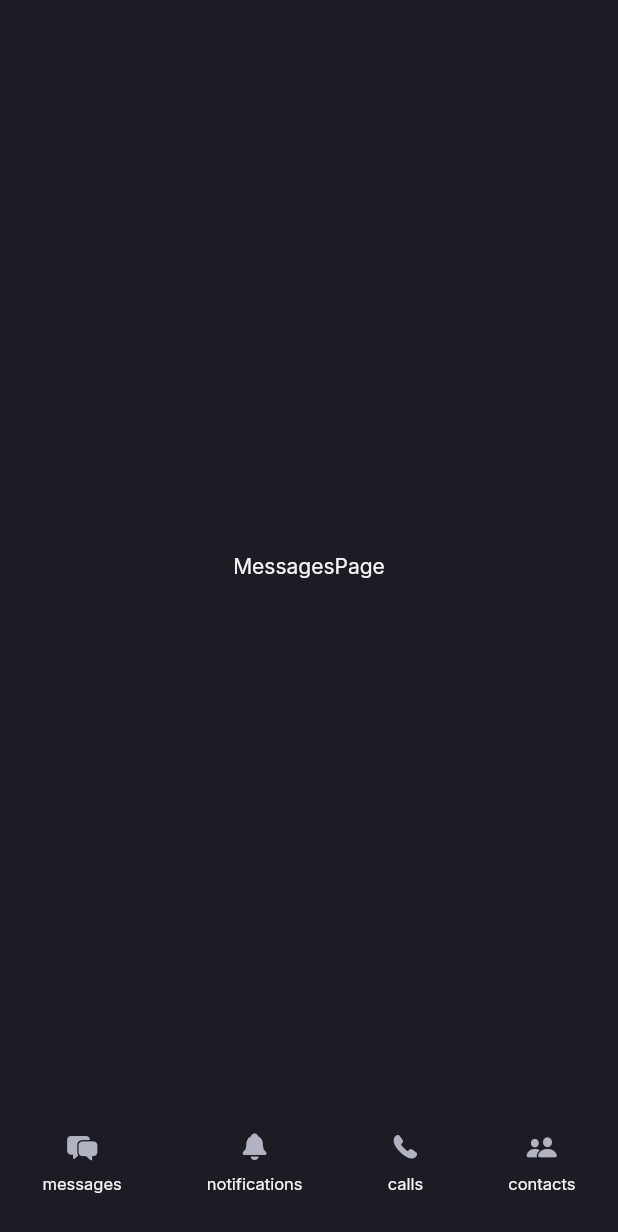
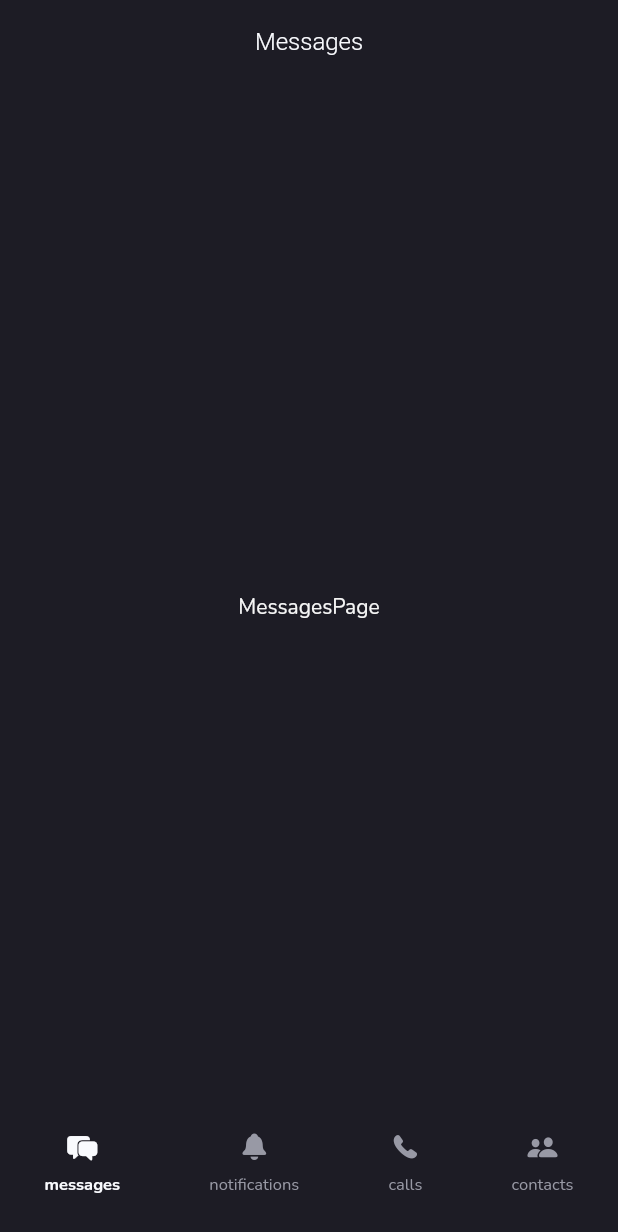
Before and after one commit to Shahadat-Hossain-Akash/texter, a Flutter app: the screen it shows after launch, on a phone screen of 412 x 824 dp. Shown: the top 1232 px of the screen. Run offline on Flutter 3.47's test engine with Material 2 defaults, Android fonts, the phone set to English and light mode, and no system bars; our stand-ins replace google_fonts.

Commit message:
Interface design

```diff
--- a/lib/main.dart
+++ b/lib/main.dart
@@ -28,16 +28,17 @@
         brightness: Brightness.dark,
         //colorScheme: darkBase.colorScheme.copyWith(secondary: accentColor),
         visualDensity: visualDensity,
+
         textTheme:
-            GoogleFonts.interTextTheme().apply(bodyColor: AppColors.textLigth),
+            GoogleFonts.nunitoTextTheme().apply(bodyColor: AppColors.textLigth),
         backgroundColor: DarkColors.background,
         appBarTheme: darkBase.appBarTheme.copyWith(
           backgroundColor: DarkColors.background,
           elevation: 0,
           centerTitle: true,
-          titleTextStyle: const TextStyle(
+          titleTextStyle: TextStyle(
             fontWeight: FontWeight.bold,
-            fontSize: 17,
+            fontSize: 16,
           ),
           systemOverlayStyle: SystemUiOverlayStyle.light,
         ),
--- a/lib/screens/home_screen.dart
+++ b/lib/screens/home_screen.dart
@@ -1,4 +1,4 @@
-// ignore_for_file: prefer_const_constructors, prefer_const_literals_to_create_immutables, avoid_unnecessary_containers
+// ignore_for_file: prefer_const_constructors, prefer_const_literals_to_create_immutables, avoid_unnecessary_containers, avoid_print
 
 import 'dart:ui';
 
@@ -8,9 +8,13 @@
 import 'package:texter/pages/contacts_page.dart';
 import 'package:texter/pages/messages_page.dart';
 import 'package:texter/pages/notifications_page.dart';
+import 'package:texter/theme.dart';
 
 class HomeScreen extends StatelessWidget {
-  const HomeScreen({Key? key}) : super(key: key);
+  HomeScreen({Key? key}) : super(key: key);
+
+  final ValueNotifier<int> pageIndex = ValueNotifier(0);
+  final ValueNotifier<String> title = ValueNotifier("Messages");
 
   final pages = const [
     MessagesPage(),
@@ -19,19 +23,70 @@
     ContactsPage(),
   ];
 
+  final pageTitle = const [
+    "Messages",
+    "Notifications",
+    "Calls",
+    "Contacts",
+  ];
+
+  void _onNavigationItemSelected(index) {
+    title.value = pageTitle[index];
+    pageIndex.value = index;
+  }
+
   @override
   Widget build(BuildContext context) {
     return Scaffold(
-      body: pages[0],
-      bottomNavigationBar: BottomNavigationBar(),
+      appBar: AppBar(
+        backgroundColor: Colors.transparent,
+        title: ValueListenableBuilder(
+          valueListenable: title,
+          builder: (BuildContext context, String value, _) {
+            return Text(
+              title.value,
+              style: TextStyle(
+                  fontWeight: FontWeight.w300,
+                  fontSize: 16,
+                  color: AppColors.cardLight),
+            );
+          },
+        ),
+      ),
+      body: ValueListenableBuilder(
+        valueListenable: pageIndex,
+        builder: (BuildContext context, int value, _) {
+          return pages[value];
+        },
+      ),
+      bottomNavigationBar: BottomNavigationBar(
+        onItemSelected: _onNavigationItemSelected,
+      ),
     );
   }
 }
 
-class BottomNavigationBar extends StatelessWidget {
+class BottomNavigationBar extends StatefulWidget {
   const BottomNavigationBar({
     Key? key,
+    required this.onItemSelected,
   }) : super(key: key);
+
+  final ValueChanged<int> onItemSelected;
+
+  @override
+  State<BottomNavigationBar> createState() => _BottomNavigationBarState();
+}
+
+class _BottomNavigationBarState extends State<BottomNavigationBar> {
+  var selectedIndex = 0;
+
+  void handleItemSelected(int index) {
+    setState(() {
+      selectedIndex = index;
+    });
+    widget.onItemSelected(index);
+  }
 
   @override
   Widget build(BuildContext context) {
@@ -42,20 +97,32 @@
         mainAxisAlignment: MainAxisAlignment.spaceAround,
         children: [
           NavigationBarItem(
+            index: 0,
             icon: CupertinoIcons.bubble_left_bubble_right_fill,
             label: 'messages',
+            onTap: handleItemSelected,
+            isSelected: (selectedIndex == 0),
           ),
           NavigationBarItem(
+            index: 1,
             icon: CupertinoIcons.bell_solid,
             label: 'notifications',
+            onTap: handleItemSelected,
+            isSelected: (selectedIndex == 1),
           ),
           NavigationBarItem(
+            index: 2,
             icon: CupertinoIcons.phone_fill,
             label: 'calls',
+            onTap: handleItemSelected,
+            isSelected: (selectedIndex == 2),
           ),
           NavigationBarItem(
+            index: 3,
             icon: CupertinoIcons.person_2_fill,
             label: 'contacts',
+            onTap: handleItemSelected,
+            isSelected: (selectedIndex == 3),
           ),
         ],
       ),
@@ -64,15 +131,30 @@
 }
 
 class NavigationBarItem extends StatelessWidget {
-  const NavigationBarItem({Key? key, required this.label, required this.icon})
-      : super(key: key);
+  const NavigationBarItem({
+    Key? key,
+    required this.label,
+    required this.icon,
+    required this.index,
+    required this.onTap,
+    this.isSelected = false,
+  }) : super(key: key);
 
   final String label;
   final IconData icon;
+  final int index;
+  final bool isSelected;
+
+  final ValueChanged<int> onTap;
 
   @override
   Widget build(BuildContext context) {
-    return SizedBox(
+    return GestureDetector(
+      behavior: HitTestBehavior.opaque,
+      onTap: () {
+        onTap(index);
+      },
+      child: SizedBox(
         height: 70,
         child: Column(
           mainAxisSize: MainAxisSize.min,
@@ -80,15 +162,22 @@
             Icon(
               icon,
               size: 20,
+              color: isSelected ? AppColors.cardLight : AppColors.textFaded,
             ),
             SizedBox(
               height: 8,
             ),
             Text(
               label,
-            style: TextStyle(fontSize: 11),
+              style: isSelected
+                  ? TextStyle(
+                      fontSize: 11,
+                      color: AppColors.cardLight,
+                      fontWeight: FontWeight.bold)
+                  : TextStyle(fontSize: 11, color: AppColors.textFaded),
             ),
           ],
+        ),
       ),
     );
   }
```
Lines whose indentation alone changed are shown as unchanged.
